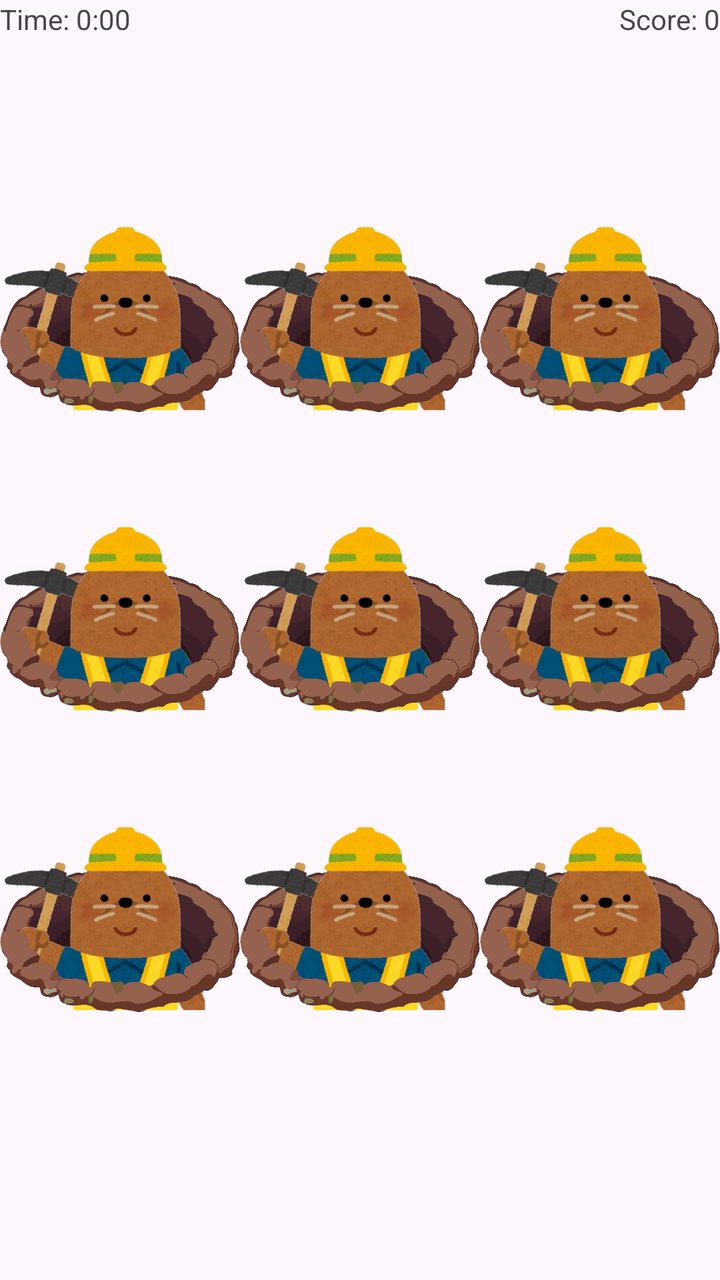
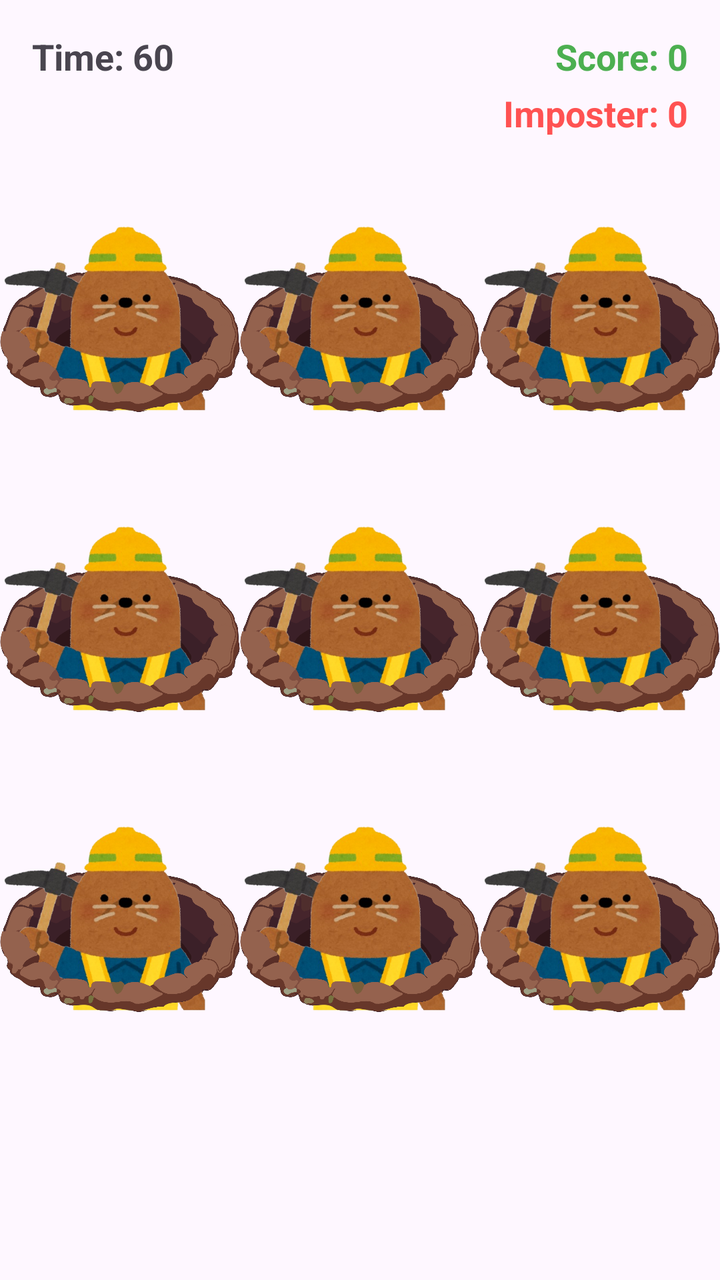

Before-and-after screenshots of an Android layout around one commit, followed by the original layout XML and the change that was made.
<!-- AndroidManifest.xml: application theme Theme.FinalExer4 -->
<!-- res/layout/fragment_game.xml -->
<?xml version="1.0" encoding="utf-8"?>
<androidx.constraintlayout.widget.ConstraintLayout xmlns:android="http://schemas.android.com/apk/res/android"
    xmlns:app="http://schemas.android.com/apk/res-auto"
    xmlns:tools="http://schemas.android.com/tools"
    android:layout_width="match_parent"
    android:layout_height="match_parent"
    android:layout_row="3"
    android:layout_gravity="center"
    android:id="@+id/gameLayout"
    tools:context=".FragmentGame">

    <TextView
        android:id="@+id/tvTime"
        android:layout_width="wrap_content"
        android:layout_height="wrap_content"
        android:text="Time: 0:00"
        app:layout_constraintStart_toStartOf="parent"
        app:layout_constraintTop_toTopOf="parent" />

    <TextView
        android:id="@+id/tvScore"
        android:layout_width="wrap_content"
        android:layout_height="wrap_content"
        android:text="Score: 0"
        app:layout_constraintEnd_toEndOf="parent"
        app:layout_constraintTop_toTopOf="parent" />

    <GridLayout
        android:id="@+id/gridLayout2"
        android:layout_width="match_parent"
        android:layout_height="wrap_content"
        android:columnCount="3"
        app:layout_constraintBottom_toBottomOf="parent"
        app:layout_constraintEnd_toEndOf="parent"
        app:layout_constraintStart_toStartOf="parent"
        app:layout_constraintTop_toTopOf="parent">

        <FrameLayout
            android:layout_width="120dp"
            android:layout_height="150dp"
            android:layout_columnWeight="1"
            android:layout_gravity="bottom|center_horizontal"
            android:clipChildren="true"
            android:clipToPadding="true">

            <ImageView
                android:id="@+id/whole_hole"
                android:layout_width="match_parent"
                android:layout_height="match_parent"
                android:layout_gravity="bottom"
                android:src="@drawable/hole_whole" />

            <ImageView
                android:id="@+id/mole"
                android:layout_width="match_parent"
                android:layout_height="match_parent"
                android:layout_gravity="bottom"
                android:src="@drawable/mole" />

            <ImageView
                android:id="@+id/hole_front"
                android:layout_width="match_parent"
                android:layout_height="match_parent"
                android:layout_gravity="bottom"
                android:src="@drawable/hole_front"
                android:translationY="13dp" />
        </FrameLayout>

        <FrameLayout
            android:layout_width="120dp"
            android:layout_height="150dp"
            android:layout_columnWeight="1"
            android:layout_gravity="bottom|center_horizontal"
            android:clipChildren="true"
            android:clipToPadding="true">

            <ImageView
                android:id="@+id/whole_hole1"
                android:layout_width="match_parent"
                android:layout_height="match_parent"
                android:layout_gravity="bottom"
                android:src="@drawable/hole_whole" />

            <ImageView
                android:id="@+id/mole1"
                android:layout_width="match_parent"
                android:layout_height="match_parent"
                android:layout_gravity="bottom"
                android:src="@drawable/mole" />

            <ImageView
                android:id="@+id/hole_front1"
                android:layout_width="match_parent"
                android:layout_height="match_parent"
                android:layout_gravity="bottom"
                android:src="@drawable/hole_front"
                android:translationY="13dp" />
        </FrameLayout>

        <FrameLayout
            android:layout_width="120dp"
            android:layout_height="150dp"
            android:layout_columnWeight="1"
            android:layout_gravity="bottom|center_horizontal"
            android:clipChildren="true"
            android:clipToPadding="true">

            <ImageView
                android:id="@+id/whole_hole2"
                android:layout_width="match_parent"
                android:layout_height="match_parent"
                android:layout_gravity="bottom"
                android:src="@drawable/hole_whole" />

            <ImageView
                android:id="@+id/mole2"
                android:layout_width="match_parent"
                android:layout_height="match_parent"
                android:layout_gravity="bottom"
                android:src="@drawable/mole" />

            <ImageView
                android:id="@+id/hole_front2"
                android:layout_width="match_parent"
                android:layout_height="match_parent"
                android:layout_gravity="bottom"
                android:src="@drawable/hole_front"
                android:translationY="13dp" />
        </FrameLayout>

        <FrameLayout
            android:layout_width="120dp"
            android:layout_height="150dp"
            android:layout_columnWeight="1"
            android:layout_gravity="bottom|center_horizontal"
            android:clipChildren="true"
            android:clipToPadding="true">

            <ImageView
                android:id="@+id/whole_hole3"
                android:layout_width="match_parent"
                android:layout_height="match_parent"
                android:layout_gravity="bottom"
                android:src="@drawable/hole_whole" />

            <ImageView
                android:id="@+id/mole3"
                android:layout_width="match_parent"
                android:layout_height="match_parent"
                android:layout_gravity="bottom"
                android:src="@drawable/mole" />

            <ImageView
                android:id="@+id/hole_front3"
                android:layout_width="match_parent"
                android:layout_height="match_parent"
                android:layout_gravity="bottom"
                android:src="@drawable/hole_front"
                android:translationY="13dp" />
        </FrameLayout>

        <FrameLayout
            android:layout_width="120dp"
            android:layout_height="150dp"
            android:layout_columnWeight="1"
            android:layout_gravity="bottom|center_horizontal"
            android:clipChildren="true"
            android:clipToPadding="true">

            <ImageView
                android:id="@+id/whole_hole4"
                android:layout_width="match_parent"
                android:layout_height="match_parent"
                android:layout_gravity="bottom"
                android:src="@drawable/hole_whole" />

            <ImageView
                android:id="@+id/mole4"
                android:layout_width="match_parent"
                android:layout_height="match_parent"
                android:layout_gravity="bottom"
                android:src="@drawable/mole" />

            <ImageView
                android:id="@+id/hole_front4"
                android:layout_width="match_parent"
                android:layout_height="match_parent"
                android:layout_gravity="bottom"
                android:src="@drawable/hole_front"
                android:translationY="13dp" />
        </FrameLayout>

        <FrameLayout
            android:layout_width="120dp"
            android:layout_height="150dp"
            android:layout_columnWeight="1"
            android:layout_gravity="bottom|center_horizontal"
            android:clipChildren="true"
            android:clipToPadding="true">

            <ImageView
                android:id="@+id/whole_hole5"
                android:layout_width="match_parent"
                android:layout_height="match_parent"
                android:layout_gravity="bottom"
                android:src="@drawable/hole_whole" />

            <ImageView
                android:id="@+id/mole5"
                android:layout_width="match_parent"
                android:layout_height="match_parent"
                android:layout_gravity="bottom"
                android:src="@drawable/mole" />

            <ImageView
                android:id="@+id/hole_front5"
                android:layout_width="match_parent"
                android:layout_height="match_parent"
                android:layout_gravity="bottom"
                android:src="@drawable/hole_front"
                android:translationY="13dp" />
        </FrameLayout>

        <FrameLayout
            android:layout_width="120dp"
            android:layout_height="150dp"
            android:layout_columnWeight="1"
            android:layout_gravity="bottom|center_horizontal"
            android:clipChildren="true"
            android:clipToPadding="true">

            <ImageView
                android:id="@+id/whole_hole6"
                android:layout_width="match_parent"
                android:layout_height="match_parent"
                android:layout_gravity="bottom"
                android:src="@drawable/hole_whole" />

            <ImageView
                android:id="@+id/mole6"
                android:layout_width="match_parent"
                android:layout_height="match_parent"
                android:layout_gravity="bottom"
                android:src="@drawable/mole" />

            <ImageView
                android:id="@+id/hole_front6"
                android:layout_width="match_parent"
                android:layout_height="match_parent"
                android:layout_gravity="bottom"
                android:src="@drawable/hole_front"
                android:translationY="13dp" />
        </FrameLayout>

        <FrameLayout
            android:layout_width="120dp"
            android:layout_height="150dp"
            android:layout_columnWeight="1"
            android:layout_gravity="bottom|center_horizontal"
            android:clipChildren="true"
            android:clipToPadding="true">

            <ImageView
                android:id="@+id/whole_hole7"
                android:layout_width="match_parent"
                android:layout_height="match_parent"
                android:layout_gravity="bottom"
                android:src="@drawable/hole_whole" />

            <ImageView
                android:id="@+id/mole7"
                android:layout_width="match_parent"
                android:layout_height="match_parent"
                android:layout_gravity="bottom"
                android:src="@drawable/mole" />

            <ImageView
                android:id="@+id/hole_front7"
                android:layout_width="match_parent"
                android:layout_height="match_parent"
                android:layout_gravity="bottom"
                android:src="@drawable/hole_front"
                android:translationY="13dp" />
        </FrameLayout>

        <FrameLayout
            android:layout_width="120dp"
            android:layout_height="150dp"
            android:layout_columnWeight="1"
            android:layout_gravity="bottom|center_horizontal"
            android:clipChildren="true"
            android:clipToPadding="true">

            <ImageView
                android:id="@+id/whole_hole8"
                android:layout_width="match_parent"
                android:layout_height="match_parent"
                android:layout_gravity="bottom"
                android:src="@drawable/hole_whole" />

            <ImageView
                android:id="@+id/mole8"
                android:layout_width="match_parent"
                android:layout_height="match_parent"
                android:layout_gravity="bottom"
                android:src="@drawable/mole"
                 />

            <ImageView
                android:id="@+id/hole_front8"
                android:layout_width="match_parent"
                android:layout_height="match_parent"
                android:layout_gravity="bottom"
                android:src="@drawable/hole_front"
                android:translationY="13dp" />

        </FrameLayout>
    </GridLayout>

</androidx.constraintlayout.widget.ConstraintLayout>
<!-- resources referenced by this layout -->
<resources>
  <!-- drawable hole_front: png bitmap (drawable, 186553 bytes) -->
  <!-- drawable hole_whole: png bitmap (drawable, 253693 bytes) -->
  <!-- drawable mole: png bitmap (drawable, 196711 bytes) -->
  <style name="Theme.FinalExer4" parent="Base.Theme.FinalExer4" />
  <style name="Base.Theme.FinalExer4" parent="Theme.Material3.DayNight.NoActionBar">
          
          
      </style>
</resources>

<!-- the commit's change to res/layout/fragment_game.xml (unified diff, before → after) -->
@@ -4,8 +4,6 @@
     xmlns:tools="http://schemas.android.com/tools"
     android:layout_width="match_parent"
     android:layout_height="match_parent"
-    android:layout_row="3"
-    android:layout_gravity="center"
     android:id="@+id/gameLayout"
     tools:context=".FragmentGame">
 
@@ -13,7 +11,11 @@
         android:id="@+id/tvTime"
         android:layout_width="wrap_content"
         android:layout_height="wrap_content"
-        android:text="Time: 0:00"
+        android:layout_marginStart="16dp"
+        android:layout_marginTop="16dp"
+        android:text="Time: 60"
+        android:textSize="18sp"
+        android:textStyle="bold"
         app:layout_constraintStart_toStartOf="parent"
         app:layout_constraintTop_toTopOf="parent" />
 
@@ -21,8 +23,55 @@
         android:id="@+id/tvScore"
         android:layout_width="wrap_content"
         android:layout_height="wrap_content"
+        android:layout_marginTop="16dp"
+        android:layout_marginEnd="16dp"
         android:text="Score: 0"
+        android:textColor="#4CAF50"
+        android:textSize="18sp"
+        android:textStyle="bold"
         app:layout_constraintEnd_toEndOf="parent"
+        app:layout_constraintTop_toTopOf="parent" />
+
+    <LinearLayout
+        android:id="@+id/imposter_stats_layout"
+        android:layout_width="wrap_content"
+        android:layout_height="wrap_content"
+        android:layout_marginTop="4dp"
+        android:layout_marginEnd="16dp"
+        android:gravity="center_vertical"
+        android:orientation="horizontal"
+        app:layout_constraintEnd_toEndOf="parent"
+        app:layout_constraintTop_toBottomOf="@+id/tvScore">
+
+        <ImageView
+            android:id="@+id/ivImposterIcon"
+            android:layout_width="24dp"
+            android:layout_height="24dp"
+            android:src="@drawable/imposter_in_a_pit"
+            android:visibility="invisible" />
+
+        <TextView
+            android:id="@+id/tvImposterHits"
+            android:layout_width="wrap_content"
+            android:layout_height="wrap_content"
+            android:layout_marginStart="4dp"
+            android:text="Imposter: 0"
+            android:textColor="#FF5252"
+            android:textSize="18sp"
+            android:textStyle="bold" />
+    </LinearLayout>
+
+
+
+    <ImageView
+        android:id="@+id/ivImposterHitMsg"
+        android:layout_width="200dp"
+        android:layout_height="100dp"
+        android:visibility="gone"
+        android:src="@drawable/msghit_impostor"
+        app:layout_constraintBottom_toBottomOf="parent"
+        app:layout_constraintEnd_toEndOf="parent"
+        app:layout_constraintStart_toStartOf="parent"
         app:layout_constraintTop_toTopOf="parent" />
 
     <GridLayout
@@ -36,10 +85,10 @@
         app:layout_constraintTop_toTopOf="parent">
 
         <FrameLayout
-            android:layout_width="120dp"
-            android:layout_height="150dp"
-            android:layout_columnWeight="1"
-            android:layout_gravity="bottom|center_horizontal"
+            android:layout_width="0dp"
+            android:layout_height="150dp"
+            android:layout_columnWeight="1"
+            android:layout_gravity="bottom|fill_horizontal"
             android:clipChildren="true"
             android:clipToPadding="true">
 
@@ -67,10 +116,10 @@
         </FrameLayout>
 
         <FrameLayout
-            android:layout_width="120dp"
-            android:layout_height="150dp"
-            android:layout_columnWeight="1"
-            android:layout_gravity="bottom|center_horizontal"
+            android:layout_width="0dp"
+            android:layout_height="150dp"
+            android:layout_columnWeight="1"
+            android:layout_gravity="bottom|fill_horizontal"
             android:clipChildren="true"
             android:clipToPadding="true">
 
@@ -98,10 +147,10 @@
         </FrameLayout>
 
         <FrameLayout
-            android:layout_width="120dp"
-            android:layout_height="150dp"
-            android:layout_columnWeight="1"
-            android:layout_gravity="bottom|center_horizontal"
+            android:layout_width="0dp"
+            android:layout_height="150dp"
+            android:layout_columnWeight="1"
+            android:layout_gravity="bottom|fill_horizontal"
             android:clipChildren="true"
             android:clipToPadding="true">
 
@@ -129,10 +178,10 @@
         </FrameLayout>
 
         <FrameLayout
-            android:layout_width="120dp"
-            android:layout_height="150dp"
-            android:layout_columnWeight="1"
-            android:layout_gravity="bottom|center_horizontal"
+            android:layout_width="0dp"
+            android:layout_height="150dp"
+            android:layout_columnWeight="1"
+            android:layout_gravity="bottom|fill_horizontal"
             android:clipChildren="true"
             android:clipToPadding="true">
 
@@ -160,10 +209,10 @@
         </FrameLayout>
 
         <FrameLayout
-            android:layout_width="120dp"
-            android:layout_height="150dp"
-            android:layout_columnWeight="1"
-            android:layout_gravity="bottom|center_horizontal"
+            android:layout_width="0dp"
+            android:layout_height="150dp"
+            android:layout_columnWeight="1"
+            android:layout_gravity="bottom|fill_horizontal"
             android:clipChildren="true"
             android:clipToPadding="true">
 
@@ -191,10 +240,10 @@
         </FrameLayout>
 
         <FrameLayout
-            android:layout_width="120dp"
-            android:layout_height="150dp"
-            android:layout_columnWeight="1"
-            android:layout_gravity="bottom|center_horizontal"
+            android:layout_width="0dp"
+            android:layout_height="150dp"
+            android:layout_columnWeight="1"
+            android:layout_gravity="bottom|fill_horizontal"
             android:clipChildren="true"
             android:clipToPadding="true">
 
@@ -222,10 +271,10 @@
         </FrameLayout>
 
         <FrameLayout
-            android:layout_width="120dp"
-            android:layout_height="150dp"
-            android:layout_columnWeight="1"
-            android:layout_gravity="bottom|center_horizontal"
+            android:layout_width="0dp"
+            android:layout_height="150dp"
+            android:layout_columnWeight="1"
+            android:layout_gravity="bottom|fill_horizontal"
             android:clipChildren="true"
             android:clipToPadding="true">
 
@@ -253,10 +302,10 @@
         </FrameLayout>
 
         <FrameLayout
-            android:layout_width="120dp"
-            android:layout_height="150dp"
-            android:layout_columnWeight="1"
-            android:layout_gravity="bottom|center_horizontal"
+            android:layout_width="0dp"
+            android:layout_height="150dp"
+            android:layout_columnWeight="1"
+            android:layout_gravity="bottom|fill_horizontal"
             android:clipChildren="true"
             android:clipToPadding="true">
 
@@ -284,10 +333,10 @@
         </FrameLayout>
 
         <FrameLayout
-            android:layout_width="120dp"
-            android:layout_height="150dp"
-            android:layout_columnWeight="1"
-            android:layout_gravity="bottom|center_horizontal"
+            android:layout_width="0dp"
+            android:layout_height="150dp"
+            android:layout_columnWeight="1"
+            android:layout_gravity="bottom|fill_horizontal"
             android:clipChildren="true"
             android:clipToPadding="true">
 
@@ -303,8 +352,7 @@
                 android:layout_width="match_parent"
                 android:layout_height="match_parent"
                 android:layout_gravity="bottom"
-                android:src="@drawable/mole"
-                 />
+                android:src="@drawable/mole" />
 
             <ImageView
                 android:id="@+id/hole_front8"
<!-- resource entries referenced after the edit -->
@@ -2,7 +2,9 @@
 <resources>
   <!-- drawable hole_front: png bitmap (drawable, 186553 bytes) -->
   <!-- drawable hole_whole: png bitmap (drawable, 253693 bytes) -->
+  <!-- drawable imposter_in_a_pit: png bitmap (drawable, 247508 bytes) -->
   <!-- drawable mole: png bitmap (drawable, 196711 bytes) -->
+  <!-- drawable msghit_impostor: png bitmap (drawable, 161686 bytes) -->
   <style name="Theme.FinalExer4" parent="Base.Theme.FinalExer4" />
   <style name="Base.Theme.FinalExer4" parent="Theme.Material3.DayNight.NoActionBar">
           
